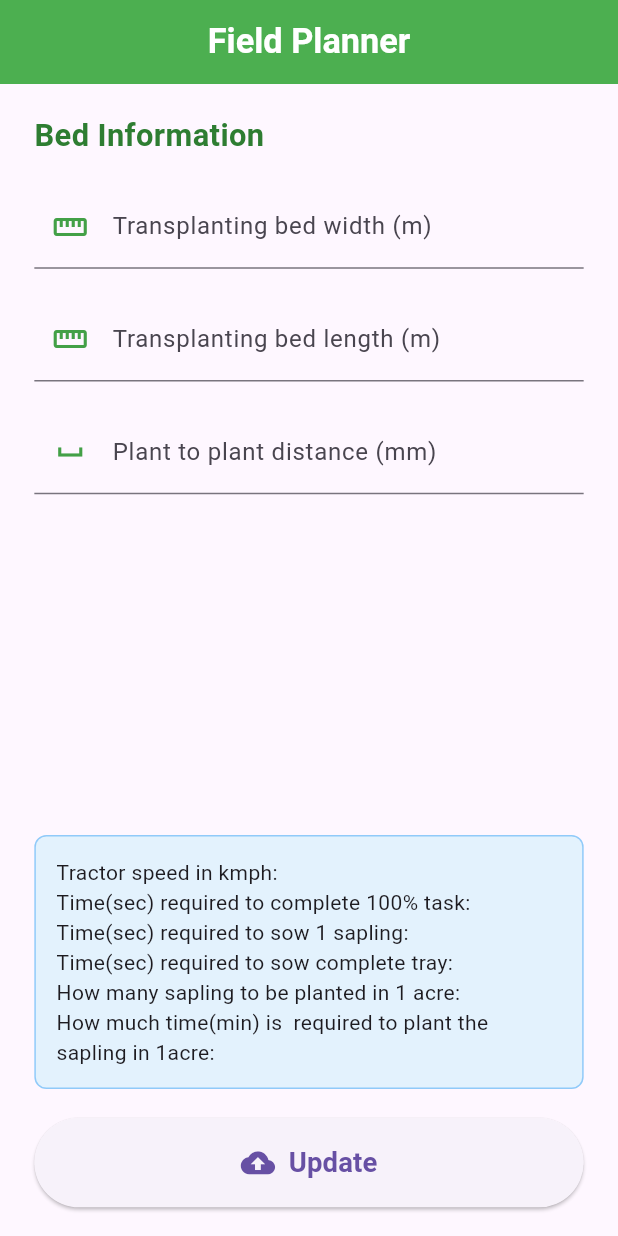
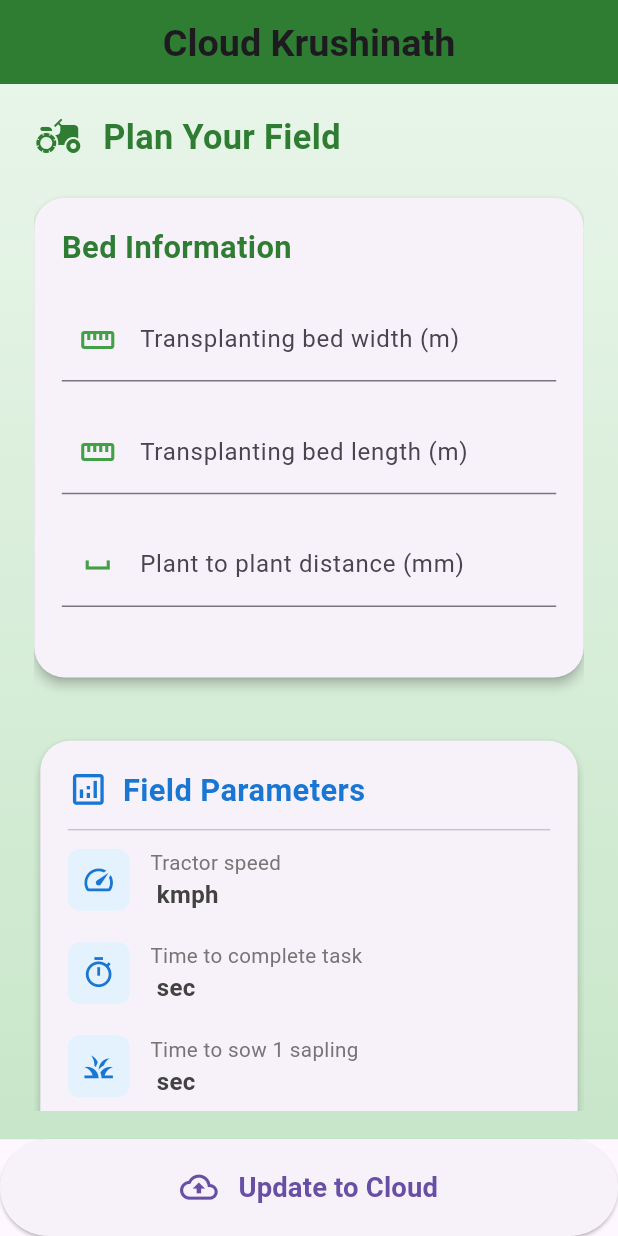
Before and after one commit to DarpanNeve/sheets-editor, a Flutter app: the first screen one second after launch, on a phone screen of 412 x 824 dp. Run offline on Flutter 3.47's test engine with Material 3 defaults, Android fonts, the phone set to English and light mode, and no system bars; our stand-ins replace flutter_screenutil, get.

Commit message:
code updated

```diff
--- a/lib/controllers/home_controller.dart
+++ b/lib/controllers/home_controller.dart
@@ -55,7 +55,7 @@ class HomeController extends GetxController {
       cellP14.value = data['P14']?.toString() ?? '';
       cellQ14.value = data['Q14']?.toString() ?? '';
     } catch (e) {
-      print("Error fetching sheet data: $e");
+      debugPrint("Error fetching sheet data: $e");
       errorMessage.value = "Error fetching sheet data: $e";
     }
   }
@@ -99,19 +99,8 @@ class HomeController extends GetxController {
           duration: const Duration(seconds: 3),
         );
         clearInputs();
-      } else {
-        throw Exception('Failed to update sheet: ${response.body}');
-      }
+      } else {}
     } catch (e) {
-      errorMessage.value = 'Failed to update sheet: $e';
-      Get.snackbar(
-        'Error',
-        'Failed to update sheet: $e',
-        backgroundColor: Colors.red[100],
-        colorText: Colors.red[800],
-        snackPosition: SnackPosition.BOTTOM,
-        duration: const Duration(seconds: 5),
-      );
     } finally {
       isLoading.value = false;
     }
--- a/lib/pages/home_page.dart
+++ b/lib/pages/home_page.dart
@@ -16,32 +16,75 @@ class HomePage extends StatelessWidget {
     return Scaffold(
       appBar: AppBar(
         title: Text(
-          "Field Planner",
+          "Cloud Krushinath",
           style: TextStyle(
-            fontSize: 20.sp,
+            fontSize: 22.sp,
             fontWeight: FontWeight.bold,
-            color: Colors.white,
           ),
         ),
-        backgroundColor: Colors.green,
         centerTitle: true,
-        elevation: 0,
+        backgroundColor: const Color(0xFF2E7D32),
       ),
-      body: SafeArea(
+      bottomNavigationBar: const UpdateButton(),
+      body: Container(
+        decoration: BoxDecoration(
+          gradient: LinearGradient(
+            colors: [Colors.green.shade50, Colors.green.shade100],
+            begin: Alignment.topCenter,
+            end: Alignment.bottomCenter,
+          ),
+        ),
+        child: SafeArea(
           child: Padding(
             padding: EdgeInsets.symmetric(horizontal: 20.w, vertical: 16.h),
+            child: SingleChildScrollView(
               child: Column(
-            crossAxisAlignment: CrossAxisAlignment.stretch,
                 children: [
-              const Expanded(
-                  child: SingleChildScrollView(child: BedInfoForm())),
+                  _buildHeader(),
+                  SizedBox(height: 20.h),
+                  Card(
+                    shape: RoundedRectangleBorder(
+                      borderRadius: BorderRadius.circular(20),
+                    ),
+                    elevation: 3,
+                    margin: EdgeInsets.zero,
+                    child: Padding(
+                      padding: EdgeInsets.all(16.w),
+                      child: SingleChildScrollView(child: const BedInfoForm()),
+                    ),
+                  ),
+                  SizedBox(height: 16.h),
                   _buildStatusMessages(),
+                  SizedBox(height: 16.h),
                   _buildSheetParameters(),
-              const UpdateButton(),
+                  SizedBox(height: 16.h),
                 ],
               ),
             ),
           ),
+        ),
+      ),
+    );
+  }
+
+  Widget _buildHeader() {
+    return Row(
+      children: [
+        Icon(
+          Icons.agriculture,
+          size: 28.sp,
+          color: const Color(0xFF2E7D32),
+        ),
+        SizedBox(width: 12.w),
+        Text(
+          "Plan Your Field",
+          style: TextStyle(
+            fontSize: 20.sp,
+            fontWeight: FontWeight.w600,
+            color: const Color(0xFF2E7D32),
+          ),
+        ),
+      ],
     );
   }
 
@@ -49,13 +92,17 @@ class HomePage extends StatelessWidget {
     return Obx(() {
       if (controller.errorMessage.isNotEmpty) {
         return Container(
-          margin: EdgeInsets.only(bottom: 16.h),
-          padding: EdgeInsets.all(12.w),
+          padding: EdgeInsets.symmetric(horizontal: 16.w, vertical: 12.h),
           decoration: BoxDecoration(
             color: Colors.red[50],
-            borderRadius: BorderRadius.circular(8),
+            borderRadius: BorderRadius.circular(12),
             border: Border.all(color: Colors.red[200]!),
           ),
+          child: Row(
+            children: [
+              Icon(Icons.error_outline, color: Colors.red[700], size: 24.sp),
+              SizedBox(width: 12.w),
+              Expanded(
                 child: Text(
                   controller.errorMessage.value,
                   style: TextStyle(
@@ -63,63 +110,161 @@ class HomePage extends StatelessWidget {
                     fontSize: 14.sp,
                   ),
                 ),
+              ),
+            ],
+          ),
         );
       } else if (controller.isUpdateSuccessful.value) {
         return Container(
-          margin: EdgeInsets.only(bottom: 16.h),
-          padding: EdgeInsets.all(12.w),
+          padding: EdgeInsets.symmetric(horizontal: 16.w, vertical: 12.h),
           decoration: BoxDecoration(
             color: Colors.green[50],
-            borderRadius: BorderRadius.circular(8),
+            borderRadius: BorderRadius.circular(12),
             border: Border.all(color: Colors.green[200]!),
           ),
           child: Row(
             children: [
-              Icon(Icons.check_circle, color: Colors.green),
-              SizedBox(width: 8.w),
-              Text(
+              Icon(Icons.check_circle, color: Colors.green[700], size: 24.sp),
+              SizedBox(width: 12.w),
+              Expanded(
+                child: Text(
                   "Data successfully updated to cloud!",
                   style: TextStyle(
                     color: Colors.green[800],
-                  fontSize: 12.sp,
+                    fontSize: 14.sp,
+                    fontWeight: FontWeight.w600,
+                  ),
                 ),
               ),
             ],
           ),
         );
       } else {
-        return const SizedBox();
+        return SizedBox.shrink();
       }
     });
   }
 
   Widget _buildSheetParameters() {
     return Obx(() {
-      return Container(
-        margin: EdgeInsets.symmetric(vertical: 16.h),
-        padding: EdgeInsets.all(12.w),
-        decoration: BoxDecoration(
-          color: Colors.blue[50],
-          borderRadius: BorderRadius.circular(8),
-          border: Border.all(color: Colors.blue[200]!),
+      return Card(
+        shape: RoundedRectangleBorder(
+          borderRadius: BorderRadius.circular(20),
         ),
+        elevation: 3,
+        child: Padding(
+          padding: EdgeInsets.all(16.w),
           child: Column(
             crossAxisAlignment: CrossAxisAlignment.start,
             children: [
-            Text("Tractor speed in kmph: ${controller.cellB14.value}"),
+              Row(
+                children: [
+                  Icon(Icons.analytics_outlined,
+                      size: 24.sp, color: Colors.blue[700]),
+                  SizedBox(width: 8.w),
                   Text(
-                "Time(sec) required to complete 100% task: ${controller.cellK14.value}"),
-            Text(
-                "Time(sec) required to sow 1 sapling: ${controller.cellN14.value}"),
-            Text(
-                "Time(sec) required to sow complete tray: ${controller.cellO14.value}"),
-            Text(
-                "How many sapling to be planted in 1 acre: ${controller.cellP14.value}"),
-            Text(
-                "How much time(min) is  required to plant the sapling in 1acre: ${controller.cellQ14.value}"),
+                    "Field Parameters",
+                    style: TextStyle(
+                      fontSize: 18.sp,
+                      fontWeight: FontWeight.w600,
+                      color: Colors.blue[700],
+                    ),
+                  ),
                 ],
+              ),
+              Divider(height: 24, thickness: 1),
+              ParameterCard(
+                icon: Icons.speed_outlined,
+                label: "Tractor speed",
+                value: "${controller.cellB14.value} kmph",
+              ),
+              ParameterCard(
+                icon: Icons.timer_outlined,
+                label: "Time to complete task",
+                value: "${controller.cellK14.value} sec",
+              ),
+              ParameterCard(
+                icon: Icons.grass_outlined,
+                label: "Time to sow 1 sapling",
+                value: "${controller.cellN14.value} sec",
+              ),
+              ParameterCard(
+                icon: Icons.grid_4x4_outlined,
+                label: "Time to sow complete tray",
+                value: "${controller.cellO14.value} sec",
+              ),
+              ParameterCard(
+                icon: Icons.eco_outlined,
+                label: "Saplings per acre",
+                value: "${controller.cellP14.value}",
+              ),
+              ParameterCard(
+                icon: Icons.access_time_filled_outlined,
+                label: "Planting time per acre",
+                value: "${controller.cellQ14.value} min",
+                isLast: true,
+              ),
+            ],
+          ),
         ),
       );
     });
   }
 }
+
+class ParameterCard extends StatelessWidget {
+  final IconData icon;
+  final String label;
+  final String value;
+  final bool isLast;
+
+  const ParameterCard({
+    Key? key,
+    required this.icon,
+    required this.label,
+    required this.value,
+    this.isLast = false,
+  }) : super(key: key);
+
+  @override
+  Widget build(BuildContext context) {
+    return Padding(
+      padding: EdgeInsets.only(bottom: isLast ? 0 : 16.h),
+      child: Row(
+        children: [
+          Container(
+            padding: EdgeInsets.all(8.w),
+            decoration: BoxDecoration(
+              color: Colors.blue[50],
+              borderRadius: BorderRadius.circular(8),
+            ),
+            child: Icon(icon, color: Colors.blue[700], size: 20.sp),
+          ),
+          SizedBox(width: 12.w),
+          Expanded(
+            child: Column(
+              crossAxisAlignment: CrossAxisAlignment.start,
+              children: [
+                Text(
+                  label,
+                  style: TextStyle(
+                    fontSize: 12.sp,
+                    color: Colors.grey[600],
+                  ),
+                ),
+                Text(
+                  value,
+                  style: TextStyle(
+                    fontSize: 14.sp,
+                    fontWeight: FontWeight.w600,
+                    color: Colors.grey[800],
+                  ),
+                ),
+              ],
+            ),
+          ),
+        ],
+      ),
+    );
+  }
+}
--- a/lib/services/sheet_service.dart
+++ b/lib/services/sheet_service.dart
@@ -4,7 +4,7 @@ import 'dart:convert';
 class SheetService {
   // Replace with your actual web app URL and spreadsheet details.
   final String webAppUrl =
-      "https://script.google.com/macros/s/AKfycbwPIGvx0mtl1YVChJPfaDDsocPyeSV4lZ6AbCGzwbEJyr4_cME9AZBfogh8q4ho9JN7/exec";
+      "https://script.google.com/macros/s/AKfycbyOnjLoAY0ZmWRzl-9jEoa23v7y9OtWCerx3Wqto18LU63IRybLOI3QaL2tX4EzYd_Aog/exec";
   final String spreadsheetId = "1bnzFmFofgu9_Jt2OE_qZisPCvJYm7xWXk6WJpfP4qMA";
   final String sheetName = "cpysheet";
 
@@ -14,7 +14,9 @@ class SheetService {
     required double bedLength,
     required double plantDistance,
   }) async {
-    final uri = Uri.parse(webAppUrl);
+    String webAppUrl2 =
+        "https://script.google.com/macros/s/AKfycbzJkVr3D7SrqBBO_vmWFTI7yfEBUOuno1bzO12PhdgsC7WbZ7FDs1wCpVE3OJ_yb9HZ/exec";
+    final uri = Uri.parse(webAppUrl2);
     final payload = json.encode({
       'spreadsheetId': spreadsheetId,
       'sheetName': sheetName,
--- a/lib/widgets/update_button.dart
+++ b/lib/widgets/update_button.dart
@@ -10,13 +10,10 @@ class UpdateButton extends StatelessWidget {
   Widget build(BuildContext context) {
     final controller = HomePage.controller;
     return SizedBox(
-      height: 50.h,
+      height: 54.h,
       child: Obx(() => ElevatedButton(
             onPressed:
                 controller.isLoading.value ? null : controller.updateSheet,
-            style: ElevatedButton.styleFrom(
-              disabledBackgroundColor: Colors.grey[300],
-            ),
             child: controller.isLoading.value
                 ? Row(
                     mainAxisAlignment: MainAxisAlignment.center,
@@ -30,7 +27,7 @@ class UpdateButton extends StatelessWidget {
                           strokeWidth: 3.w,
                         ),
                       ),
-                      SizedBox(width: 12.w),
+                      SizedBox(width: 16.w),
                       Text(
                         "Updating...",
                         style: TextStyle(
@@ -43,10 +40,10 @@ class UpdateButton extends StatelessWidget {
                 : Row(
                     mainAxisAlignment: MainAxisAlignment.center,
                     children: [
-                      Icon(Icons.cloud_upload, size: 20.sp),
-                      SizedBox(width: 8.w),
+                      Icon(Icons.cloud_upload_outlined, size: 22.sp),
+                      SizedBox(width: 12.w),
                       Text(
-                        "Update",
+                        "Update to Cloud",
                         style: TextStyle(
                           fontSize: 16.sp,
                           fontWeight: FontWeight.bold,
```
Also changed, not shown: pubspec.lock. Lines whose indentation alone changed are shown as unchanged.
